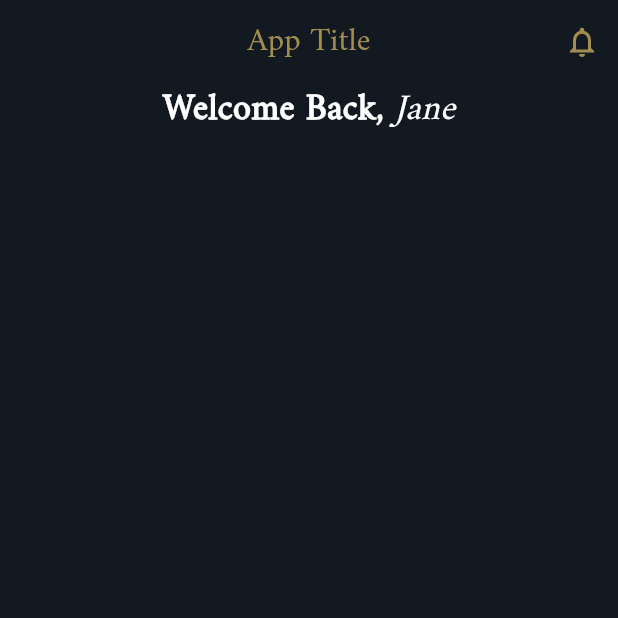
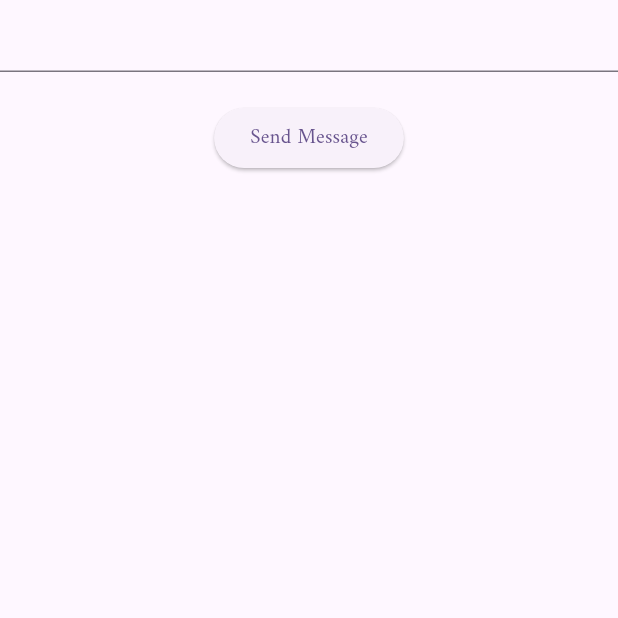
Before and after one commit to NAYRA92/students_projects, a Flutter app: the screen it shows after launch, on a phone screen of 412 x 824 dp, the top half of it. Run offline on Flutter 3.47's test engine with Material 3 defaults, Android fonts, the light colour scheme and no system bars; our stand-ins replace google_generative_ai.

Commit message:
new file:   lib/akram_login_page.dart 	new file:   lib/chatbot_example.dart 	modified:   lib/constants.dart 	modified:   lib/main.dart 	modified:   pubspec.lock 	modified:   pubspec.yaml

```diff
--- /dev/null
+++ b/lib/chatbot_example.dart
@@ -0,0 +1,62 @@
+import 'package:flutter/material.dart';
+import 'package:google_generative_ai/google_generative_ai.dart';
+
+
+class ChatbotExample extends StatefulWidget {
+  const ChatbotExample({super.key});
+
+  @override
+  State<ChatbotExample> createState() => _ChatbotExampleState();
+}
+
+//model settings
+GenerativeModel _mymodel = GenerativeModel(
+model: "gemini-2.0-flash",
+apiKey: " ",
+systemInstruction: Content.text(
+  """
+اذا تم الطلب من لكتابة رسالة صباحية فأنت توجهها للمهندسين فقط
+  أنت تضيف ايموجيات سعيدة كذلك
+  """
+)
+);
+//to start the chat
+final ChatSession _chatSession = _mymodel.startChat();
+String messageFromAi = "";
+
+TextEditingController _mycontroller = TextEditingController();
+
+class _ChatbotExampleState extends State<ChatbotExample> {
+
+Future<void> chatResponse(
+  String msg
+) async {
+  final message = Content.text(msg);
+  final response = await _chatSession.sendMessage(message);
+  setState(() {
+  messageFromAi = response.text!;
+  });
+  //print(response.text);
+}
+  @override
+  Widget build(BuildContext context) {
+    return Scaffold(
+      body: Column(
+        children: [
+          TextFormField(
+            controller: _mycontroller,
+          ),
+
+          Text(messageFromAi),
+          ElevatedButton(
+          onPressed: (){
+            chatResponse(
+              _mycontroller.text
+            );
+          },
+          child: Text("Send Message"))
+      ],
+      ),
+    );
+  }
+}
--- a/lib/constants.dart
+++ b/lib/constants.dart
@@ -1,5 +1,7 @@
 import 'package:flutter/material.dart';
 
 
-Color mainColor = Color(0xff121921);
-Color secondColor = Color(0xffA28D4F);
+Color mainColor = Color(0xff1C6974);
+Color secondColor = Color(0xff1E2852);
+Color greyColor = Color(0xffD9D9D9);
+Color buttonsColor = Color(0xff14484E);
--- a/lib/main.dart
+++ b/lib/main.dart
@@ -1,5 +1,7 @@
 import 'package:flutter/material.dart';
+import 'package:students_projects/chatbot_example.dart';
 
+import 'akram_login_page.dart';
 import 'splash_screen.dart';
 
 void main() {
@@ -21,7 +23,7 @@ class MyApp extends StatelessWidget {
         colorScheme: ColorScheme.fromSeed(seedColor: Colors.deepPurple),
         useMaterial3: true,
       ),
-      home: SplashScreen(),
+      home: ChatbotExample(),
     );
   }
 }
--- a/pubspec.yaml
+++ b/pubspec.yaml
@@ -35,6 +35,7 @@ dependencies:
   # The following adds the Cupertino Icons font to your application.
   # Use with the CupertinoIcons class for iOS style icons.
   cupertino_icons: ^1.0.8
+  google_generative_ai:
 
 dev_dependencies:
   flutter_test:
```
Also changed, not shown: lib/akram_login_page.dart (added, +92 -0 lines), pubspec.lock.
